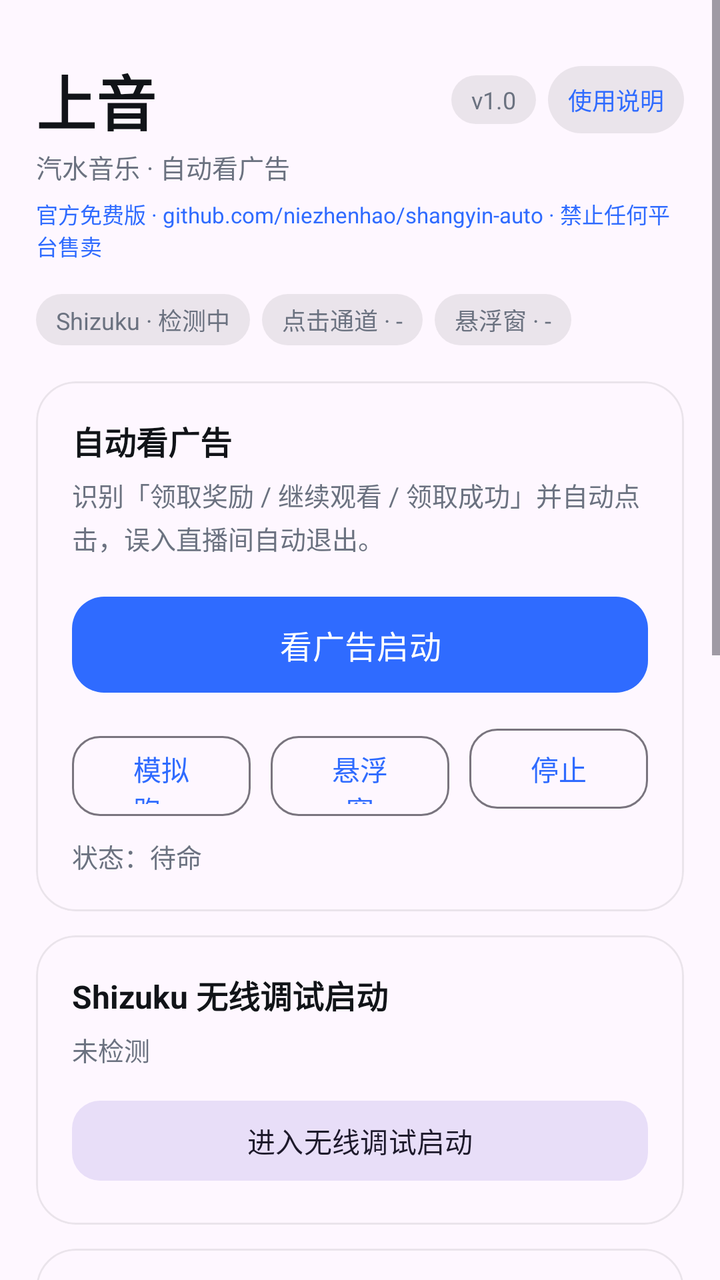
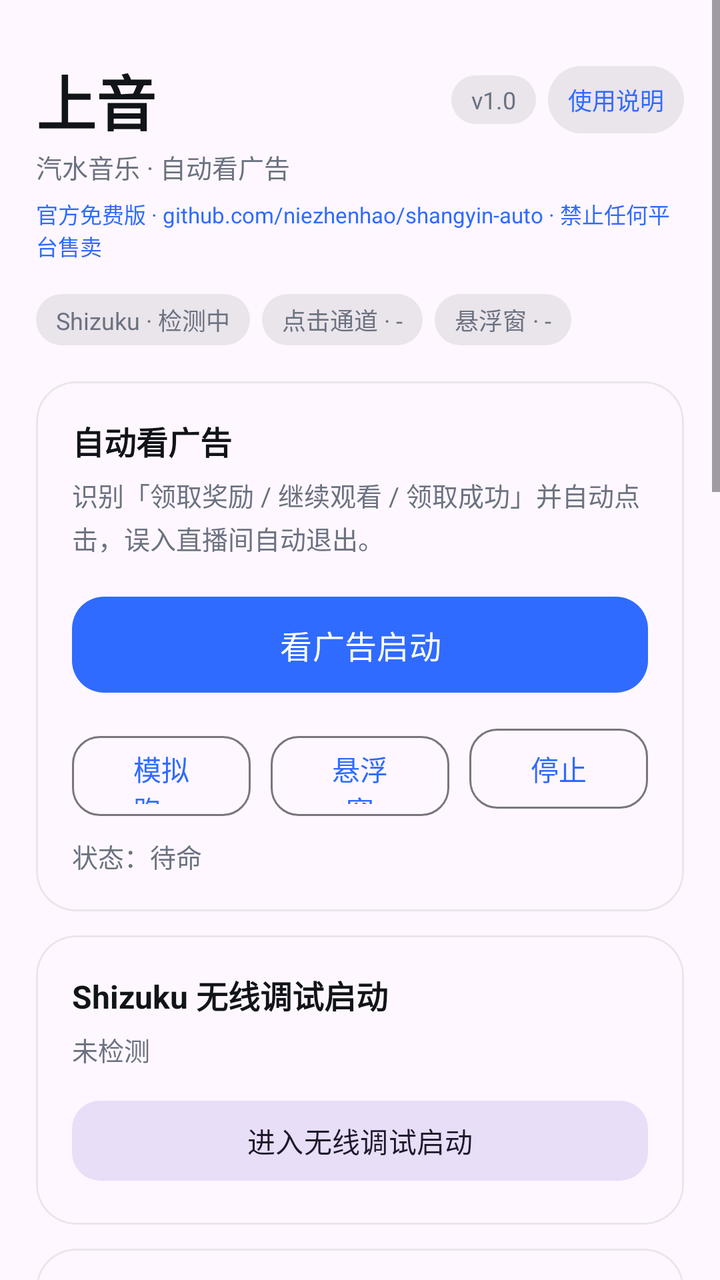

The first picture is an Android layout as it rendered before a commit; the second is the same layout after the commit. The layout source and the unified diff follow.
<!-- AndroidManifest.xml: application theme Theme.ShangYin -->
<!-- res/layout/activity_main.xml -->
<?xml version="1.0" encoding="utf-8"?>
<ScrollView xmlns:android="http://schemas.android.com/apk/res/android"
    xmlns:app="http://schemas.android.com/apk/res-auto"
    android:layout_width="match_parent"
    android:layout_height="match_parent"
    android:fillViewport="true"
    android:background="?android:attr/colorBackground">

    <LinearLayout
        android:layout_width="match_parent"
        android:layout_height="wrap_content"
        android:orientation="vertical"
        android:paddingStart="18dp"
        android:paddingEnd="18dp"
        android:paddingTop="28dp"
        android:paddingBottom="32dp">

        <LinearLayout
            android:layout_width="match_parent"
            android:layout_height="wrap_content"
            android:gravity="center_vertical"
            android:orientation="horizontal">

            <TextView
                android:layout_width="0dp"
                android:layout_height="wrap_content"
                android:layout_weight="1"
                android:text="@string/app_name"
                android:textColor="@color/ink"
                android:textSize="30sp"
                android:textStyle="bold" />

            <TextView
                android:id="@+id/tvVersion"
                style="@style/Pill"
                android:layout_width="wrap_content"
                android:layout_height="wrap_content"
                android:text="v1.0"
                android:textColor="@color/ink_secondary" />

            <TextView
                android:id="@+id/btnGuide"
                style="@style/Pill"
                android:layout_width="wrap_content"
                android:layout_height="wrap_content"
                android:layout_marginStart="6dp"
                android:paddingTop="8dp"
                android:paddingBottom="8dp"
                android:text="使用说明"
                android:textColor="@color/brand" />
        </LinearLayout>

        <TextView
            android:layout_width="wrap_content"
            android:layout_height="wrap_content"
            android:layout_marginTop="2dp"
            android:text="@string/subtitle"
            android:textColor="@color/ink_secondary"
            android:textSize="13sp" />

        
        <TextView
            android:id="@+id/tvOfficial"
            android:layout_width="wrap_content"
            android:layout_height="wrap_content"
            android:layout_marginTop="6dp"
            android:text="@string/official_mark"
            android:textColor="@color/brand"
            android:textSize="11sp" />

        <LinearLayout
            android:layout_width="match_parent"
            android:layout_height="wrap_content"
            android:layout_marginTop="16dp"
            android:orientation="horizontal">

            <TextView
                android:id="@+id/pillShizuku"
                style="@style/Pill"
                android:layout_width="wrap_content"
                android:layout_height="wrap_content"
                android:text="Shizuku · 检测中"
                android:textColor="@color/ink_secondary" />

            <TextView
                android:id="@+id/pillChannel"
                style="@style/Pill"
                android:layout_width="wrap_content"
                android:layout_height="wrap_content"
                android:layout_marginStart="6dp"
                android:text="点击通道 · -"
                android:textColor="@color/ink_secondary" />

            <TextView
                android:id="@+id/pillOverlay"
                style="@style/Pill"
                android:layout_width="wrap_content"
                android:layout_height="wrap_content"
                android:layout_marginStart="6dp"
                android:text="悬浮窗 · -"
                android:textColor="@color/ink_secondary" />
        </LinearLayout>

        
        <com.google.android.material.card.MaterialCardView
            android:layout_width="match_parent"
            android:layout_height="wrap_content"
            android:layout_marginTop="18dp"
            app:cardBackgroundColor="?attr/colorSurface"
            app:cardCornerRadius="20dp"
            app:cardElevation="0dp"
            app:strokeColor="#14000000"
            app:strokeWidth="1dp">

            <LinearLayout
                android:layout_width="match_parent"
                android:layout_height="wrap_content"
                android:orientation="vertical"
                android:padding="18dp">

                <TextView
                    style="@style/CardTitle"
                    android:layout_width="wrap_content"
                    android:layout_height="wrap_content"
                    android:text="自动看广告" />

                <TextView
                    android:id="@+id/tvRunHint"
                    style="@style/BodyText"
                    android:layout_width="match_parent"
                    android:layout_height="wrap_content"
                    android:layout_marginTop="6dp"
                    android:text="识别「领取奖励 / 继续观看 / 领取成功」并自动点击，误入直播间自动退出。" />

                <com.google.android.material.button.MaterialButton
                    android:id="@+id/btnRun"
                    android:layout_width="match_parent"
                    android:layout_height="56dp"
                    android:layout_marginTop="16dp"
                    android:text="@string/btn_run"
                    android:textSize="16sp"
                    app:cornerRadius="16dp" />

                <LinearLayout
                    android:layout_width="match_parent"
                    android:layout_height="wrap_content"
                    android:layout_marginTop="10dp"
                    android:orientation="horizontal">

                    <com.google.android.material.button.MaterialButton
                        android:id="@+id/btnSimulate"
                        style="@style/Widget.Material3.Button.OutlinedButton"
                        android:layout_width="0dp"
                        android:layout_height="48dp"
                        android:layout_weight="1"
                        android:text="@string/btn_simulate"
                        app:cornerRadius="14dp" />

                    <com.google.android.material.button.MaterialButton
                        android:id="@+id/btnFloat"
                        style="@style/Widget.Material3.Button.OutlinedButton"
                        android:layout_width="0dp"
                        android:layout_height="48dp"
                        android:layout_marginStart="10dp"
                        android:layout_weight="1"
                        android:text="@string/btn_float"
                        app:cornerRadius="14dp" />

                    <com.google.android.material.button.MaterialButton
                        android:id="@+id/btnStop"
                        style="@style/Widget.Material3.Button.OutlinedButton"
                        android:layout_width="0dp"
                        android:layout_height="48dp"
                        android:layout_marginStart="10dp"
                        android:layout_weight="1"
                        android:text="@string/btn_stop"
                        app:cornerRadius="14dp" />
                </LinearLayout>

                <TextView
                    android:id="@+id/tvRunState"
                    style="@style/BodyText"
                    android:layout_width="match_parent"
                    android:layout_height="wrap_content"
                    android:layout_marginTop="10dp"
                    android:text="状态：待命" />
            </LinearLayout>
        </com.google.android.material.card.MaterialCardView>

        
        <com.google.android.material.card.MaterialCardView
            android:id="@+id/cardShizuku"
            android:layout_width="match_parent"
            android:layout_height="wrap_content"
            android:layout_marginTop="12dp"
            app:cardBackgroundColor="?attr/colorSurface"
            app:cardCornerRadius="20dp"
            app:cardElevation="0dp"
            app:strokeColor="#14000000"
            app:strokeWidth="1dp">

            <LinearLayout
                android:layout_width="match_parent"
                android:layout_height="wrap_content"
                android:orientation="vertical"
                android:padding="18dp">

                <TextView
                    style="@style/CardTitle"
                    android:layout_width="wrap_content"
                    android:layout_height="wrap_content"
                    android:text="@string/wireless_debug" />

                <TextView
                    android:id="@+id/tvShizukuState"
                    style="@style/BodyText"
                    android:layout_width="match_parent"
                    android:layout_height="wrap_content"
                    android:layout_marginTop="6dp"
                    android:text="未检测" />

                <com.google.android.material.button.MaterialButton
                    android:id="@+id/btnWireless"
                    style="@style/Widget.Material3.Button.TonalButton"
                    android:layout_width="match_parent"
                    android:layout_height="48dp"
                    android:layout_marginTop="12dp"
                    android:text="进入无线调试启动"
                    app:cornerRadius="14dp" />
            </LinearLayout>
        </com.google.android.material.card.MaterialCardView>

        
        <com.google.android.material.card.MaterialCardView
            android:layout_width="match_parent"
            android:layout_height="wrap_content"
            android:layout_marginTop="12dp"
            app:cardBackgroundColor="?attr/colorSurface"
            app:cardCornerRadius="20dp"
            app:cardElevation="0dp"
            app:strokeColor="#14000000"
            app:strokeWidth="1dp">

            <LinearLayout
                android:layout_width="match_parent"
                android:layout_height="wrap_content"
                android:orientation="vertical"
                android:padding="18dp">

                <TextView
                    style="@style/CardTitle"
                    android:layout_width="wrap_content"
                    android:layout_height="wrap_content"
                    android:text="@string/perm_title" />

                
                <LinearLayout
                    android:layout_width="match_parent"
                    android:layout_height="wrap_content"
                    android:layout_marginTop="12dp"
                    android:gravity="center_vertical"
                    android:orientation="horizontal">

                    <TextView
                        android:layout_width="0dp"
                        android:layout_height="wrap_content"
                        android:layout_weight="1"
                        android:text="@string/perm_screen"
                        android:textColor="@color/ink"
                        android:textSize="14sp" />

                    <TextView
                        android:id="@+id/tvPermScreen"
                        style="@style/BodyText"
                        android:layout_width="wrap_content"
                        android:layout_height="wrap_content"
                        android:text="每次授权" />

                    <com.google.android.material.button.MaterialButton
                        android:id="@+id/btnPermScreen"
                        style="@style/Widget.Material3.Button.TextButton"
                        android:layout_width="wrap_content"
                        android:layout_height="40dp"
                        android:layout_marginStart="6dp"
                        android:text="授权"
                        android:textSize="13sp" />
                </LinearLayout>

                
                <LinearLayout
                    android:layout_width="match_parent"
                    android:layout_height="wrap_content"
                    android:gravity="center_vertical"
                    android:orientation="horizontal">

                    <TextView
                        android:layout_width="0dp"
                        android:layout_height="wrap_content"
                        android:layout_weight="1"
                        android:text="@string/perm_overlay"
                        android:textColor="@color/ink"
                        android:textSize="14sp" />

                    <TextView
                        android:id="@+id/tvPermOverlay"
                        style="@style/BodyText"
                        android:layout_width="wrap_content"
                        android:layout_height="wrap_content"
                        android:text="-" />

                    <com.google.android.material.button.MaterialButton
                        android:id="@+id/btnPermOverlay"
                        style="@style/Widget.Material3.Button.TextButton"
                        android:layout_width="wrap_content"
                        android:layout_height="40dp"
                        android:layout_marginStart="6dp"
                        android:text="去开启"
                        android:textSize="13sp" />
                </LinearLayout>

                
                <LinearLayout
                    android:layout_width="match_parent"
                    android:layout_height="wrap_content"
                    android:gravity="center_vertical"
                    android:orientation="horizontal">

                    <TextView
                        android:layout_width="0dp"
                        android:layout_height="wrap_content"
                        android:layout_weight="1"
                        android:text="@string/perm_a11y"
                        android:textColor="@color/ink"
                        android:textSize="14sp" />

                    <TextView
                        android:id="@+id/tvPermA11y"
                        style="@style/BodyText"
                        android:layout_width="wrap_content"
                        android:layout_height="wrap_content"
                        android:text="-" />

                    <com.google.android.material.button.MaterialButton
                        android:id="@+id/btnPermA11y"
                        style="@style/Widget.Material3.Button.TextButton"
                        android:layout_width="wrap_content"
                        android:layout_height="40dp"
                        android:layout_marginStart="6dp"
                        android:text="去开启"
                        android:textSize="13sp" />
                </LinearLayout>

                
                <LinearLayout
                    android:layout_width="match_parent"
                    android:layout_height="wrap_content"
                    android:gravity="center_vertical"
                    android:orientation="horizontal">

                    <TextView
                        android:layout_width="0dp"
                        android:layout_height="wrap_content"
                        android:layout_weight="1"
                        android:text="@string/perm_battery"
                        android:textColor="@color/ink"
                        android:textSize="14sp" />

                    <TextView
                        android:id="@+id/tvPermBattery"
                        style="@style/BodyText"
                        android:layout_width="wrap_content"
                        android:layout_height="wrap_content"
                        android:text="-" />

                    <com.google.android.material.button.MaterialButton
                        android:id="@+id/btnPermBattery"
                        style="@style/Widget.Material3.Button.TextButton"
                        android:layout_width="wrap_content"
                        android:layout_height="40dp"
                        android:layout_marginStart="6dp"
                        android:text="去开启"
                        android:textSize="13sp" />
                </LinearLayout>

                <com.google.android.material.button.MaterialButton
                    android:id="@+id/btnPermAll"
                    style="@style/Widget.Material3.Button.TextButton"
                    android:layout_width="match_parent"
                    android:layout_height="44dp"
                    android:layout_marginTop="4dp"
                    android:text="一键检查并补齐权限"
                    android:textSize="13sp" />
            </LinearLayout>
        </com.google.android.material.card.MaterialCardView>

        
        <com.google.android.material.card.MaterialCardView
            android:layout_width="match_parent"
            android:layout_height="wrap_content"
            android:layout_marginTop="12dp"
            app:cardBackgroundColor="?attr/colorSurface"
            app:cardCornerRadius="20dp"
            app:cardElevation="0dp"
            app:strokeColor="#14000000"
            app:strokeWidth="1dp">

            <LinearLayout
                android:layout_width="match_parent"
                android:layout_height="wrap_content"
                android:orientation="vertical"
                android:padding="18dp">

                <LinearLayout
                    android:layout_width="match_parent"
                    android:layout_height="wrap_content"
                    android:gravity="center_vertical"
                    android:orientation="horizontal">

                    <TextView
                        style="@style/CardTitle"
                        android:layout_width="0dp"
                        android:layout_height="wrap_content"
                        android:layout_weight="1"
                        android:text="@string/log_title" />

                    <com.google.android.material.button.MaterialButton
                        android:id="@+id/btnClearLog"
                        style="@style/Widget.Material3.Button.TextButton"
                        android:layout_width="wrap_content"
                        android:layout_height="40dp"
                        android:text="清空"
                        android:textSize="13sp" />
                </LinearLayout>

                <TextView
                    android:id="@+id/tvLog"
                    android:layout_width="match_parent"
                    android:layout_height="220dp"
                    android:layout_marginTop="6dp"
                    android:fontFamily="monospace"
                    android:scrollbars="vertical"
                    android:textColor="@color/ink_secondary"
                    android:textSize="11sp" />
            </LinearLayout>
        </com.google.android.material.card.MaterialCardView>
    </LinearLayout>
</ScrollView>
<!-- resources referenced by this layout -->
<resources>
  <color name="brand">#FF2F6BFF</color>
  <color name="ink">#FF111418</color>
  <color name="ink_secondary">#FF6B7280</color>
  <string name="app_name">上音</string>
  <string name="btn_float">悬浮窗</string>
  <string name="btn_run">看广告启动</string>
  <string name="btn_simulate">模拟跑一遍</string>
  <string name="btn_stop">停止</string>
  <string name="log_title">运行日志</string>
  <string name="official_mark">官方免费版 · github.com/niezhenhao/shangyin-auto · 禁止任何平台售卖</string>
  <string name="perm_a11y">无障碍点击</string>
  <string name="perm_battery">电池优化白名单</string>
  <string name="perm_overlay">悬浮窗</string>
  <string name="perm_screen">屏幕截图</string>
  <string name="perm_title">权限中心</string>
  <string name="subtitle">汽水音乐 · 自动看广告</string>
  <string name="wireless_debug">Shizuku 无线调试启动</string>
  <style name="BodyText">
          <item name="android:textSize">13sp</item>
          <item name="android:textColor">@color/ink_secondary</item>
          <item name="android:lineSpacingExtra">3dp</item>
      </style>
  <style name="CardTitle">
          <item name="android:textSize">16sp</item>
          <item name="android:textStyle">bold</item>
          <item name="android:textColor">@color/ink</item>
      </style>
  <style name="Pill">
          <item name="android:textSize">12sp</item>
          <item name="android:paddingLeft">10dp</item>
          <item name="android:paddingRight">10dp</item>
          <item name="android:paddingTop">4dp</item>
          <item name="android:paddingBottom">4dp</item>
          <item name="android:background">@drawable/bg_pill</item>
      </style>
  <style name="Theme.ShangYin" parent="Theme.Material3.DayNight.NoActionBar">
          <item name="colorPrimary">@color/brand</item>
          <item name="colorPrimaryDark">@color/brand_dark</item>
          <item name="android:statusBarColor">?attr/colorSurface</item>
          <item name="android:windowLightStatusBar" tools:targetApi="m">true</item>
          <item name="android:windowBackground">@color/bg</item>
      </style>
  <!-- drawable bg_pill (drawable) -->
  <?xml version="1.0" encoding="utf-8"?>
  <shape xmlns:android="http://schemas.android.com/apk/res/android" android:shape="rectangle">
      <corners android:radius="20dp" />
      <solid android:color="#14000000" />
  </shape>
  <color name="brand_dark">#FF1E4FD1</color>
  <color name="bg">#FFF6F7F9</color>
</resources>

<!-- the commit's change to res/layout/activity_main.xml (unified diff, before → after) -->
@@ -390,6 +390,118 @@
                     android:layout_marginTop="4dp"
                     android:text="一键检查并补齐权限"
                     android:textSize="13sp" />
+            </LinearLayout>
+        </com.google.android.material.card.MaterialCardView>
+
+        
+        <com.google.android.material.card.MaterialCardView
+            android:layout_width="match_parent"
+            android:layout_height="wrap_content"
+            android:layout_marginTop="12dp"
+            app:cardBackgroundColor="?attr/colorSurface"
+            app:cardCornerRadius="20dp"
+            app:cardElevation="0dp"
+            app:strokeColor="#14000000"
+            app:strokeWidth="1dp">
+
+            <LinearLayout
+                android:layout_width="match_parent"
+                android:layout_height="wrap_content"
+                android:orientation="vertical"
+                android:padding="18dp">
+
+                <TextView
+                    style="@style/CardTitle"
+                    android:layout_width="wrap_content"
+                    android:layout_height="wrap_content"
+                    android:text="@string/about_title" />
+
+                <TextView
+                    style="@style/BodyText"
+                    android:layout_width="match_parent"
+                    android:layout_height="wrap_content"
+                    android:layout_marginTop="8dp"
+                    android:text="@string/about_desc" />
+
+                <TextView
+                    style="@style/BodyText"
+                    android:layout_width="match_parent"
+                    android:layout_height="wrap_content"
+                    android:layout_marginTop="8dp"
+                    android:text="@string/about_features" />
+
+                <TextView
+                    android:layout_width="match_parent"
+                    android:layout_height="wrap_content"
+                    android:layout_marginTop="10dp"
+                    android:text="@string/about_free"
+                    android:textColor="@color/brand"
+                    android:textSize="12sp" />
+
+                
+                <LinearLayout
+                    android:layout_width="match_parent"
+                    android:layout_height="wrap_content"
+                    android:layout_marginTop="12dp"
+                    android:gravity="center_vertical"
+                    android:orientation="horizontal">
+
+                    <TextView
+                        style="@style/BodyText"
+                        android:layout_width="0dp"
+                        android:layout_height="wrap_content"
+                        android:layout_weight="1"
+                        android:text="@string/about_author_label" />
+
+                    <TextView
+                        style="@style/BodyText"
+                        android:layout_width="wrap_content"
+                        android:layout_height="wrap_content"
+                        android:text="@string/about_author"
+                        android:textColor="@color/ink" />
+                </LinearLayout>
+
+                
+                <LinearLayout
+                    android:layout_width="match_parent"
+                    android:layout_height="wrap_content"
+                    android:layout_marginTop="4dp"
+                    android:gravity="center_vertical"
+                    android:orientation="horizontal">
+
+                    <TextView
+                        style="@style/BodyText"
+                        android:layout_width="0dp"
+                        android:layout_height="wrap_content"
+                        android:layout_weight="1"
+                        android:text="@string/about_version_label" />
+
+                    <TextView
+                        android:id="@+id/tvAboutVersion"
+                        style="@style/BodyText"
+                        android:layout_width="wrap_content"
+                        android:layout_height="wrap_content"
+                        android:text="v2.2.1"
+                        android:textColor="@color/ink" />
+                </LinearLayout>
+
+                
+                <TextView
+                    style="@style/BodyText"
+                    android:layout_width="match_parent"
+                    android:layout_height="wrap_content"
+                    android:layout_marginTop="8dp"
+                    android:text="@string/about_repo_label" />
+
+                <TextView
+                    android:id="@+id/tvAboutRepo"
+                    style="@style/BodyText"
+                    android:layout_width="match_parent"
+                    android:layout_height="wrap_content"
+                    android:autoLink="web"
+                    android:text="@string/about_repo_url"
+                    android:textColor="@color/brand"
+                    android:textIsSelectable="false" />
             </LinearLayout>
         </com.google.android.material.card.MaterialCardView>
 
<!-- resource entries referenced after the edit -->
@@ -3,6 +3,15 @@
   <color name="brand">#FF2F6BFF</color>
   <color name="ink">#FF111418</color>
   <color name="ink_secondary">#FF6B7280</color>
+  <string name="about_author">niezhenhao</string>
+  <string name="about_author_label">作者</string>
+  <string name="about_desc">上音是一款针对汽水音乐「看广告领奖励」的自动化辅助工具：自动识别界面上的「领取奖励 / 继续观看」并完成点击，把重复操作交给程序。所有识别与操作均在本机完成，不上传截图、账号或任何个人数据。</string>
+  <string name="about_features">主要功能：自动看广告领奖励 · 悬浮控制条（暂停 / 模拟 / 停止）· 无障碍点击与 Shizuku 双通道 · 实时运行日志 · 屏幕截图权限按次授权。</string>
+  <string name="about_free">完全免费 · 开源 · 无广告 · 无内购，官方仅在本项目地址发布；任何电商、二手平台的售卖均为盗卖，请勿购买。</string>
+  <string name="about_repo_label">项目地址</string>
+  <string name="about_repo_url">https://github.com/niezhenhao/shangyin-auto</string>
+  <string name="about_title">关于</string>
+  <string name="about_version_label">版本</string>
   <string name="app_name">上音</string>
   <string name="btn_float">悬浮窗</string>
   <string name="btn_run">看广告启动</string>
